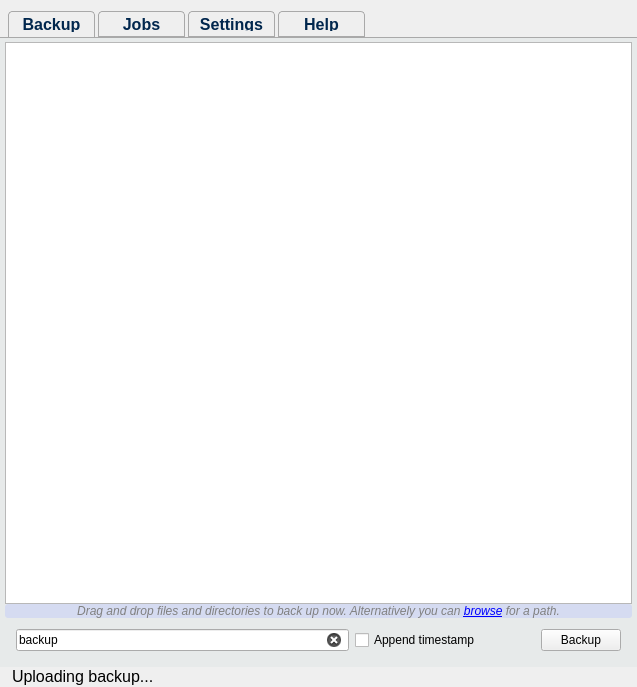
Qt form mainwindow.ui (Tarsnap/tarsnap-gui) before a commit.
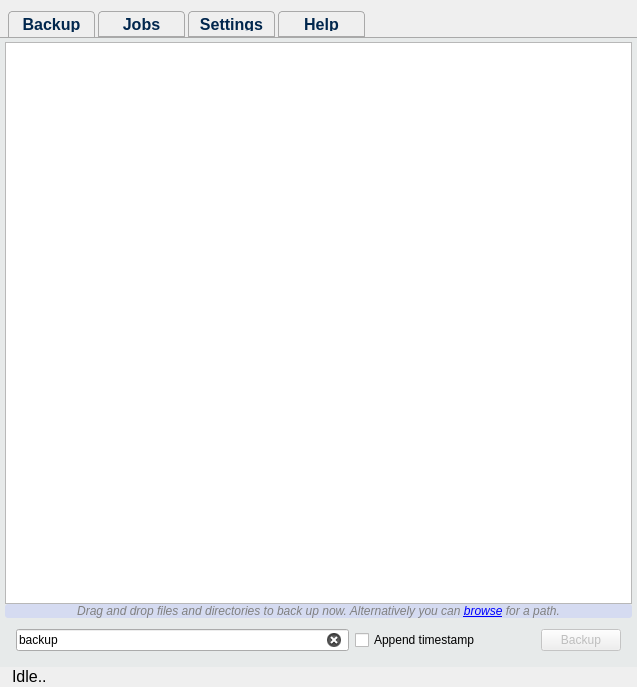
The same form after that commit. Icons and pictures are not drawn. Custom widgets are drawn as their Qt base class.

Commit message: Draft on-demand backup backend implementation, "backup now" is functional.

What changed in the file:
```diff
--- a/mainwindow.ui
+++ b/mainwindow.ui
@@ -256,6 +256,9 @@
           </item>
           <item>
            <widget class="QPushButton" name="backupButton">
+            <property name="enabled">
+             <bool>false</bool>
+            </property>
             <property name="sizePolicy">
              <sizepolicy hsizetype="Maximum" vsizetype="Fixed">
               <horstretch>0</horstretch>
@@ -1055,7 +1058,7 @@
          </font>
         </property>
         <property name="text">
-         <string>Uploading backup...</string>
+         <string>Idle..</string>
         </property>
        </widget>
       </item>
```
The commit also changes 6 other files.
